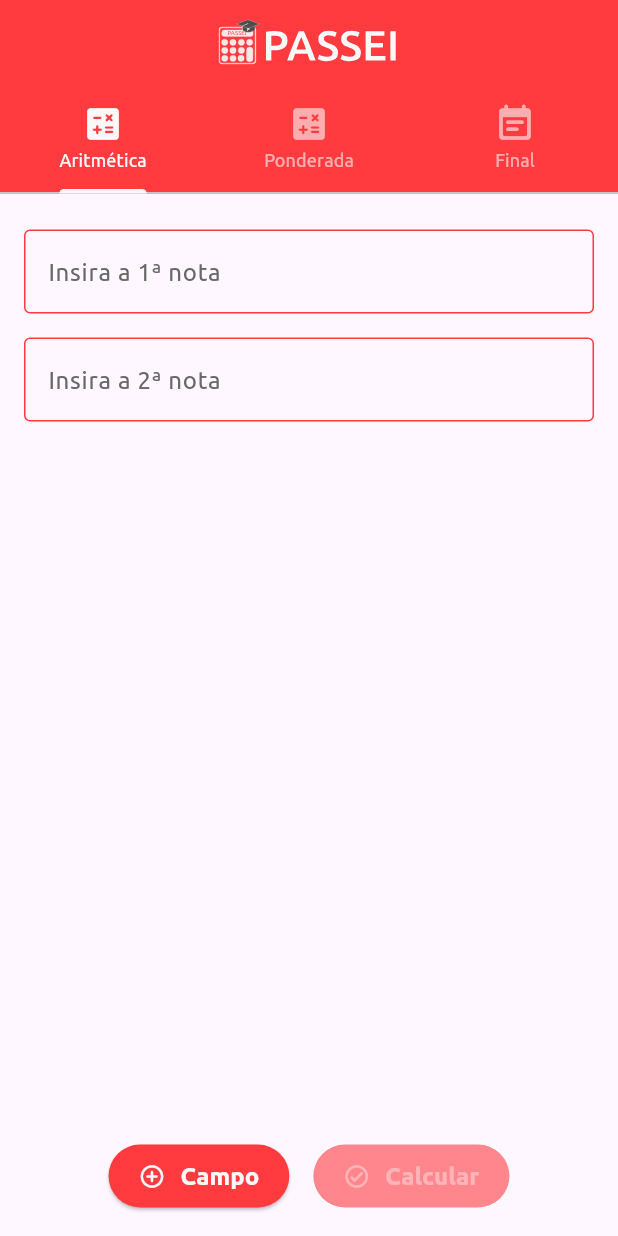
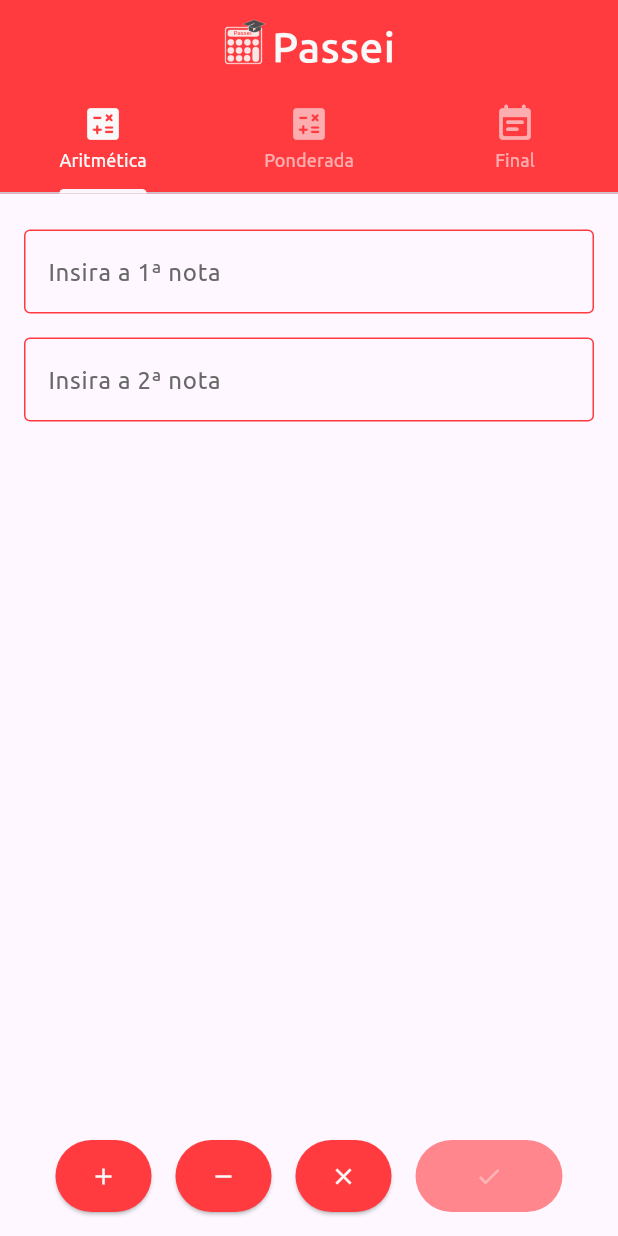
Before and after one commit to Everaldo-Martins/passei, a Flutter app: the screen it shows after launch, on a phone screen of 412 x 824 dp. Run offline on Flutter 3.47's test engine with Material 3 defaults, Android fonts, the phone set to English and light mode, and no system bars; our stand-ins replace flutter_svg; project files that could hold a hidden picture were left out.

Commit message:
Upgrade metodos

```diff
--- a/lib/screens/media_aritmetica_screen.dart
+++ b/lib/screens/media_aritmetica_screen.dart
@@ -4,7 +4,6 @@
   const MediaAritmeticaScreen({super.key});
 
   @override
-  // ignore: library_private_types_in_public_api
   _MediaAritmeticaScreenState createState() => _MediaAritmeticaScreenState();
 }
 
@@ -45,7 +44,7 @@
               textAlign: TextAlign.center,
               style: TextStyle(
                 color: Color(0xFFFF3B3F),
-                 fontFamily: 'Ubuntu',
+                fontFamily: 'Ubuntu',
                 fontSize: 14,
                 fontWeight: FontWeight.w500,
               ),
@@ -54,6 +53,26 @@
         },
       );
     }
+  }
+
+  void removeNota() {
+    if (count > 2) {
+      setState(() {
+        notaControllers.removeLast();
+        count--;
+      });
+    }
+  }
+
+  void clearFields() {
+    for (var controller in notaControllers) {
+      controller.clear();
+    }
+    setState(() {
+      mediaResult = '';
+      needed = 0;
+    });
+    isButtonEnabled.value = false;
   }
 
   void calculateMedia() {
@@ -65,7 +84,6 @@
     double sum = 0;
     int count = notaControllers.length;
 
-    // Calculando a soma das notas
     for (var controller in notaControllers) {
       sum += parseBrazilianDouble(controller.text);
     }
@@ -256,23 +274,39 @@
                 style: ElevatedButton.styleFrom(
                   backgroundColor: const Color(0xFFFF3B3F),
                   foregroundColor: const Color(0xFFF9F9F9),
-                  padding: const EdgeInsets.only(
-                    top: 12,
-                    right: 20,
-                    bottom: 12,
-                    left: 20,
-                  ),
-                  textStyle: const TextStyle(
-                    fontFamily: 'Ubuntu',
-                    fontSize: 16,
-                    fontWeight: FontWeight.bold,
-                  ),
+                  padding: const EdgeInsets.symmetric(vertical: 15, horizontal: 15),
                 ),
                 child: const Row(
                   children: [
-                    Icon(Icons.control_point_rounded),
-                    SizedBox(width: 10),
-                    Text('Campo'),
+                    Icon(Icons.add)
+                  ],
+                ),
+              ),
+              const SizedBox(width: 16),
+              ElevatedButton(
+                onPressed: removeNota,
+                style: ElevatedButton.styleFrom(
+                  backgroundColor: const Color(0xFFFF3B3F),
+                  foregroundColor: const Color(0xFFF9F9F9),
+                  padding: const EdgeInsets.symmetric(vertical: 15, horizontal: 15),
+                ),
+                child: const Row(
+                  children: [
+                    Icon(Icons.remove)
+                  ],
+                ),
+              ),
+              const SizedBox(width: 16),
+              ElevatedButton(
+                onPressed: clearFields,
+                style: ElevatedButton.styleFrom(
+                  backgroundColor: const Color(0xFFFF3B3F),
+                  foregroundColor: const Color(0xFFF9F9F9),
+                  padding: const EdgeInsets.symmetric(vertical: 15, horizontal: 15),
+                ),
+                child: const Row(
+                  children: [
+                    Icon(Icons.clear)
                   ],
                 ),
               ),
@@ -287,23 +321,11 @@
                       foregroundColor: const Color(0xFFF9F9F9),
                       disabledBackgroundColor: const Color(0x99FF3B3F),
                       disabledForegroundColor: const Color(0x66F9F9F9),
-                      padding: const EdgeInsets.only(
-                        top: 12,
-                        right: 20,
-                        bottom: 12,
-                        left: 20,
-                      ),
-                      textStyle: const TextStyle(
-                        fontFamily: 'Ubuntu',
-                        fontSize: 16,
-                        fontWeight: FontWeight.bold,
-                      ),
+                      padding: const EdgeInsets.symmetric(vertical: 15, horizontal: 40),
                     ),
                     child: const Row(
                       children: [
-                        Icon(Icons.check_circle_outline_rounded),
-                        SizedBox(width: 10),
-                        Text('Calcular'),
+                        Icon(Icons.check)
                       ],
                     ),
                   );
--- a/pubspec.yaml
+++ b/pubspec.yaml
@@ -16,7 +16,7 @@
 # https://developer.apple.com/library/archive/documentation/General/Reference/InfoPlistKeyReference/Articles/CoreFoundationKeys.html
 # In Windows, build-name is used as the major, minor, and patch parts
 # of the product and file versions while build-number is used as the build suffix.
-version: 1.0.0+1
+version: 1.0.2+1
 
 environment:
   sdk: '>=3.4.3 <4.0.0'
```
Also changed, not shown: lib/screens/media_ponderada_screen.dart (+55 -29 lines), lib/screens/verificar_final_screen.dart (+27 -14 lines), assets/icon.svg.
